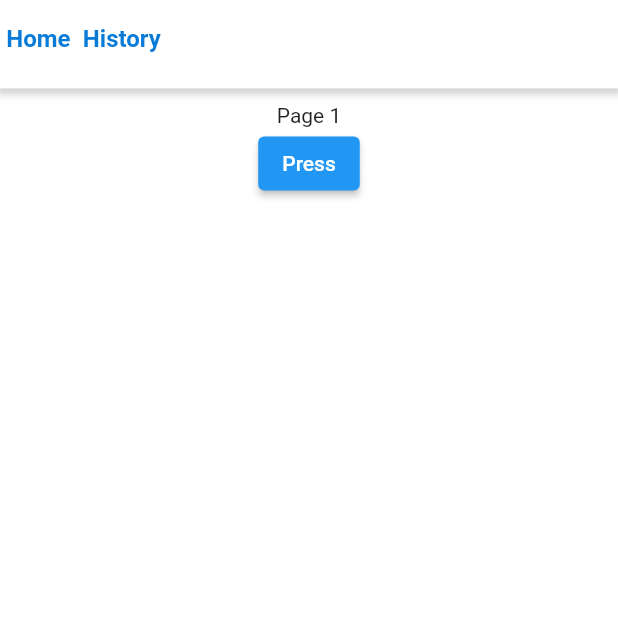
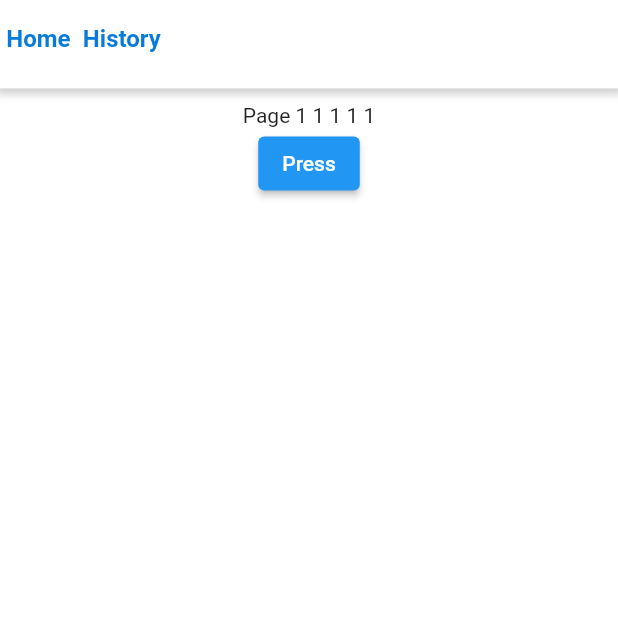
Before and after one commit to winterselmon/steward, a Flutter app: the screen it shows after launch, on a phone screen of 412 x 824 dp, the top half of it. Run offline on Flutter 3.47's test engine with Material 2 defaults, Android fonts, the phone set to English and light mode, and no system bars; our stand-ins replace bloc, equatable, google_fonts, sizer, url_strategy; Roboto replaces fonts that are missing (Kanit).

```diff
--- a/lib/presentation/home/view/home_page.dart
+++ b/lib/presentation/home/view/home_page.dart
@@ -39,7 +39,7 @@ class _HomePageState extends State<HomePage> {
             padding: const EdgeInsets.all(10.0),
             child: Column(
               children: [
-                const Text('Page 1'),
+                const Text('Page 1 1 1 1 1'),
                 ElevatedButton(onPressed: () {}, child: const Text('Press'))
               ],
             ),
```
